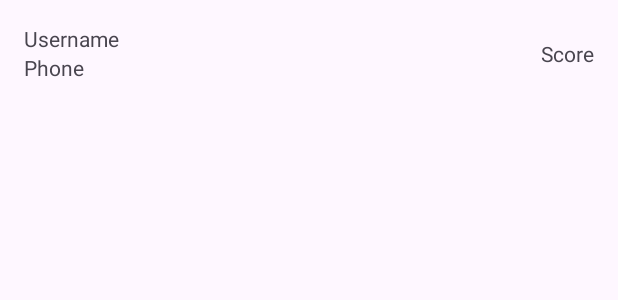
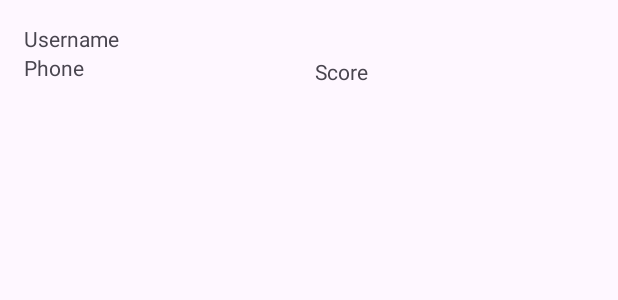
Before and after one commit to ediber/brickbreaker, an Android app: the layout item_score.xml on its own in the app's theme, with its tools: preview values and no code run, on a phone screen of 412 x 824 dp. Shown: the top 300 px of the screen. Run offline under Robolectric (Android 15) with nearby library versions, the phone set to English and light mode, and no system bars.

```diff
--- a/app/src/main/res/layout/item_score.xml
+++ b/app/src/main/res/layout/item_score.xml
@@ -1,15 +1,26 @@
 <?xml version="1.0" encoding="utf-8"?>
 <androidx.constraintlayout.widget.ConstraintLayout xmlns:android="http://schemas.android.com/apk/res/android"
     xmlns:app="http://schemas.android.com/apk/res-auto"
+    xmlns:tools="http://schemas.android.com/tools"
+    android:id="@+id/item_score_root___old"
     android:layout_width="match_parent"
     android:layout_height="wrap_content"
     android:padding="16dp">
+
+    <androidx.constraintlayout.widget.ConstraintLayout
+        android:id="@+id/item_score_root"
+        android:layout_width="381dp"
+        android:layout_height="71dp"
+        app:layout_constraintStart_toStartOf="parent"
+        app:layout_constraintTop_toTopOf="parent"> <!-- Change to wrap_content to fit the contents -->
 
         <TextView
             android:id="@+id/usernameTextView"
             android:layout_width="0dp"
             android:layout_height="wrap_content"
+            android:layout_marginBottom="10dp"
             android:text="Username"
+            app:layout_constraintEnd_toStartOf="@id/scoreTextView"
             app:layout_constraintStart_toStartOf="parent"
             app:layout_constraintTop_toTopOf="parent" />
 
@@ -17,18 +28,20 @@
             android:id="@+id/phoneTextView"
             android:layout_width="0dp"
             android:layout_height="wrap_content"
+            android:layout_marginBottom="10dp"
             android:text="Phone"
+            app:layout_constraintEnd_toStartOf="@id/scoreTextView"
             app:layout_constraintStart_toStartOf="parent"
-        app:layout_constraintTop_toBottomOf="@id/usernameTextView"
-        app:layout_constraintBottom_toBottomOf="parent" />
+            app:layout_constraintTop_toBottomOf="@id/usernameTextView" />
 
         <TextView
             android:id="@+id/scoreTextView"
-        android:layout_width="wrap_content"
-        android:layout_height="wrap_content"
+            android:layout_width="187dp"
+            android:layout_height="27dp"
             android:text="Score"
+            app:layout_constraintBottom_toBottomOf="parent"
             app:layout_constraintEnd_toEndOf="parent"
-        app:layout_constraintTop_toTopOf="parent"
-        app:layout_constraintBottom_toBottomOf="parent" />
+            app:layout_constraintTop_toTopOf="parent" />
+    </androidx.constraintlayout.widget.ConstraintLayout>
 
 </androidx.constraintlayout.widget.ConstraintLayout>
```
Also changed, not shown: app/src/main/java/com/example/brickbreaker04/ScoresAdapter.java (+10 -2 lines), app/src/main/java/com/example/brickbreaker04/UserScore.java (+12 -1 lines), app/src/main/java/com/example/brickbreaker04/activities/AddResultActivity.java (+7 -7 lines), app/src/main/java/com/example/brickbreaker04/activities/ViewScoresActivity.java (+26 -5 lines), app/src/main/res/layout/activity_view_scores.xml (+19 -14 lines). Lines whose indentation alone changed are shown as unchanged.
